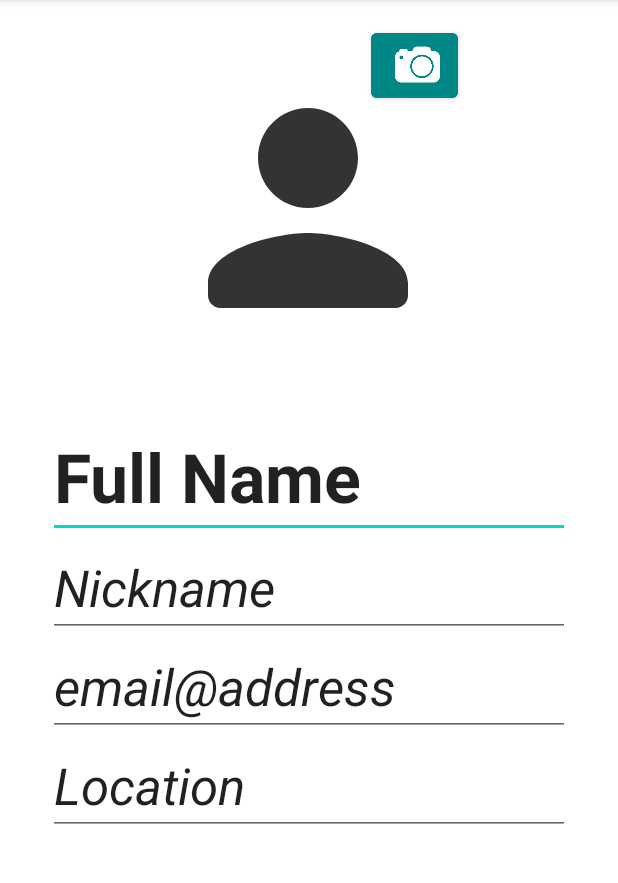
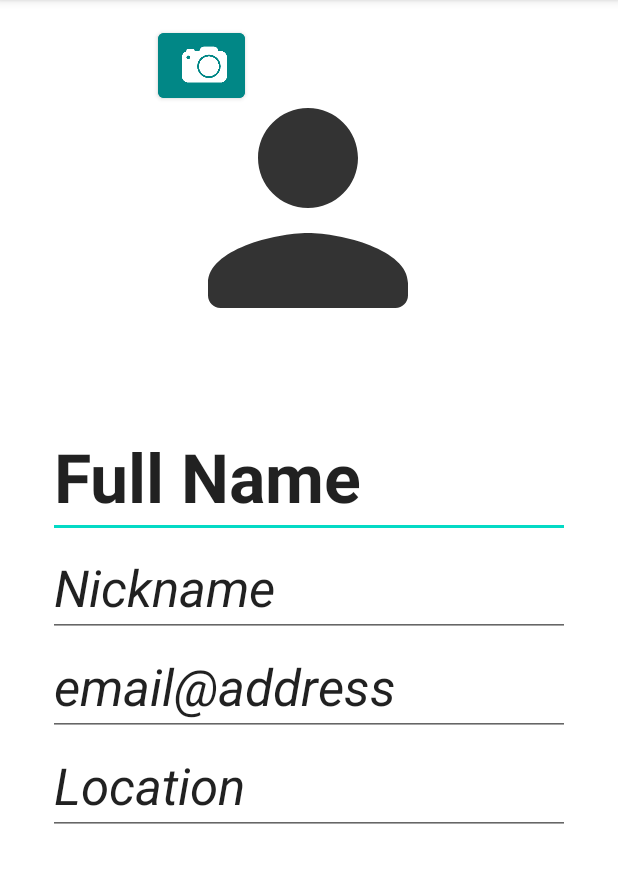
Before and after one commit to Mariagrazia98/Timebanking, an Android app: the screen it shows after launch (EditProfileActivity), after a tap on an icon or button, on a phone screen of 412 x 824 dp, the part 84-967 px from its top. Run offline under Robolectric (Android 15) with nearby library versions, the phone set to English and light mode, and no system bars.

Commit message:
Init open camera and saved taken photo

```diff
--- a/app/build.gradle
+++ b/app/build.gradle
@@ -38,7 +38,7 @@ dependencies {
     implementation 'com.google.android.material:material:1.5.0'
     implementation 'androidx.constraintlayout:constraintlayout:2.1.3'
     implementation 'androidx.activity:activity-ktx:1.4.0'
-    implementation 'androidx.fragment:fragment-ktx:1.3.0'
+    implementation 'androidx.fragment:fragment-ktx:1.4.1'
     testImplementation 'junit:junit:4.13.2'
     androidTestImplementation 'androidx.test.ext:junit:1.1.3'
     androidTestImplementation 'androidx.test.espresso:espresso-core:3.4.0'
--- a/app/src/main/AndroidManifest.xml
+++ b/app/src/main/AndroidManifest.xml
@@ -1,7 +1,8 @@
 <?xml version="1.0" encoding="utf-8"?>
 <manifest xmlns:android="http://schemas.android.com/apk/res/android"
     package="it.polito.showprofileactivity">
-
+    <uses-feature android:name="android.hardware.camera"
+        android:required="true" />
     <application
         android:allowBackup="true"
         android:icon="@mipmap/ic_launcher"
--- a/app/src/main/res/layout-land/activity_edit_profile.xml
+++ b/app/src/main/res/layout-land/activity_edit_profile.xml
@@ -16,7 +16,7 @@
         app:iconSize="30dp"
         app:layout_constraintBottom_toBottomOf="@+id/Edit_imageView"
         app:layout_constraintEnd_toEndOf="@+id/Edit_imageView"
-        app:layout_constraintHorizontal_bias="1.0"
+        app:layout_constraintHorizontal_bias="0.0"
         app:layout_constraintStart_toStartOf="@+id/Edit_imageView"
         app:layout_constraintTop_toTopOf="@+id/Edit_imageView"
         app:layout_constraintVertical_bias="0.0" />
--- a/app/src/main/res/layout/activity_edit_profile.xml
+++ b/app/src/main/res/layout/activity_edit_profile.xml
@@ -18,7 +18,7 @@
         app:iconSize="30dp"
         app:layout_constraintBottom_toBottomOf="@+id/Edit_imageView"
         app:layout_constraintEnd_toEndOf="@+id/Edit_imageView"
-        app:layout_constraintHorizontal_bias="1.0"
+        app:layout_constraintHorizontal_bias="0.0"
         app:layout_constraintStart_toStartOf="@+id/Edit_imageView"
         app:layout_constraintTop_toTopOf="@+id/Edit_imageView"
         app:layout_constraintVertical_bias="0.0" />
--- a/app/src/main/res/menu/image_menu.xml
+++ b/app/src/main/res/menu/image_menu.xml
@@ -1,6 +1,8 @@
 <?xml version="1.0" encoding="utf-8"?>
 <menu xmlns:android="http://schemas.android.com/apk/res/android"
     xmlns:app="http://schemas.android.com/apk/res-auto">
-    <item android:title="Camera"/>
+    <item
+        android:id="@+id/camera_item"
+        android:title="Camera"/>
     <item android:title="Photos "/>
 </menu>
```
Also changed, not shown: app/src/main/java/it/polito/showprofileactivity/EditProfileActivity.kt (+43 -3 lines).
